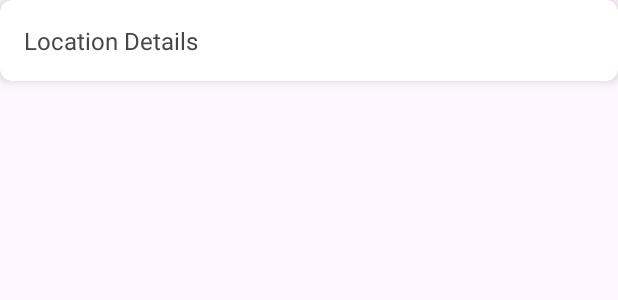
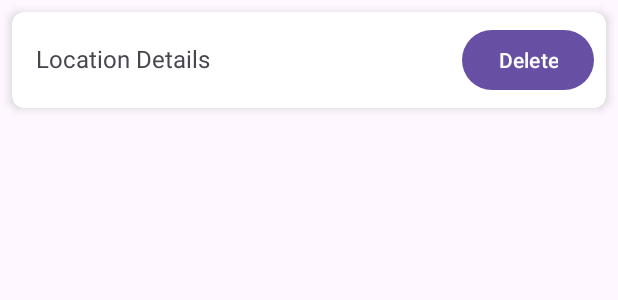
Before and after one commit to DirkSteven/BinSOS, an Android app: the layout location_item.xml on its own in the app's theme, with its tools: preview values and no code run, on a phone screen of 412 x 824 dp. Shown: the top 300 px of the screen. Run offline under Robolectric (Android 15) with nearby library versions, the phone set to English and light mode, and no system bars.

Commit message:
add delete button

```diff
--- a/app/src/main/res/layout/location_item.xml
+++ b/app/src/main/res/layout/location_item.xml
@@ -1,21 +1,32 @@
 <?xml version="1.0" encoding="utf-8"?>
 <androidx.cardview.widget.CardView xmlns:android="http://schemas.android.com/apk/res/android"
-    xmlns:app="http://schemas.android.com/apk/res-auto"
-    xmlns:tools="http://schemas.android.com/tools"
     android:layout_width="match_parent"
     android:layout_height="wrap_content"
-    android:layout_marginBottom="16dp"
+    xmlns:app="http://schemas.android.com/apk/res-auto"
+    android:layout_margin="8dp"
     app:cardCornerRadius="8dp"
-    app:cardElevation="4dp"
-    tools:context=".Locations">
+    app:cardElevation="4dp">
 
-    <TextView
-        android:id="@+id/locationDetails"
+    <LinearLayout
         android:layout_width="match_parent"
         android:layout_height="wrap_content"
-        android:padding="16dp"
-        android:text="Location Details"
-        android:textSize="16sp"
-        android:scrollbars="vertical"/>
+        android:orientation="horizontal"
+        android:padding="8dp">
 
+        <TextView
+            android:id="@+id/locationDetails"
+            android:layout_width="0dp"
+            android:layout_height="wrap_content"
+            android:layout_weight="1"
+            android:padding="8dp"
+            android:text="Location Details"
+            android:textSize="16sp" />
+
+        <Button
+            android:id="@+id/deleteButton"
+            android:layout_width="wrap_content"
+            android:layout_height="wrap_content"
+            android:text="Delete"
+            android:textSize="14sp" />
+    </LinearLayout>
 </androidx.cardview.widget.CardView>
```
Also changed, not shown: app/src/main/java/com/example/binsos/LocationAdapter.java (+30 -3 lines).
